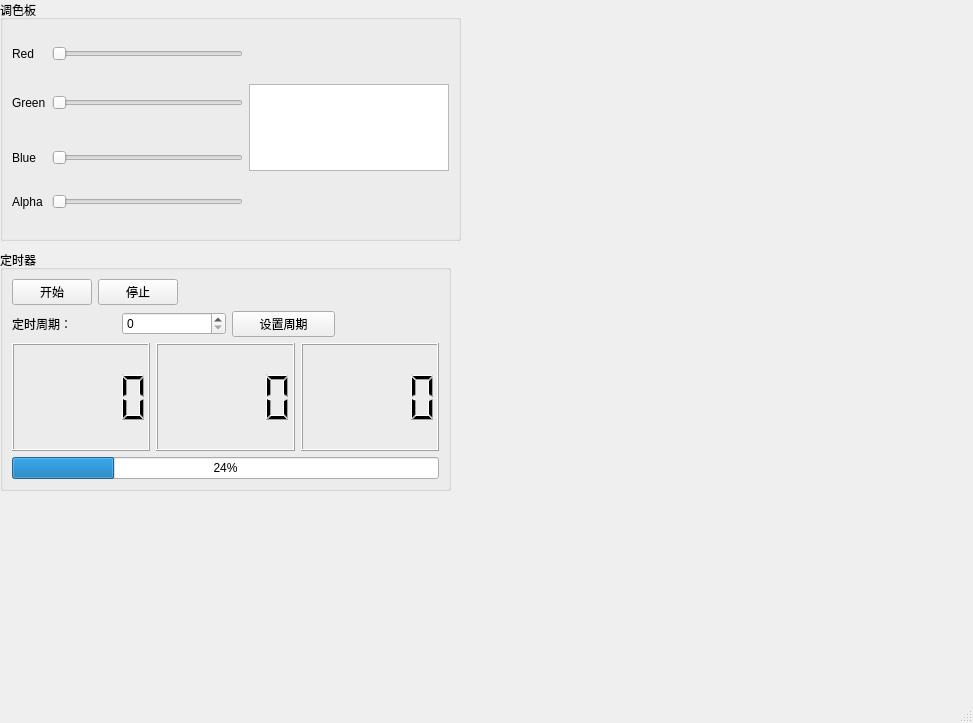
Above: mainwindow.ui from NFTB/QtStudy before the change. Below: the same form after it.
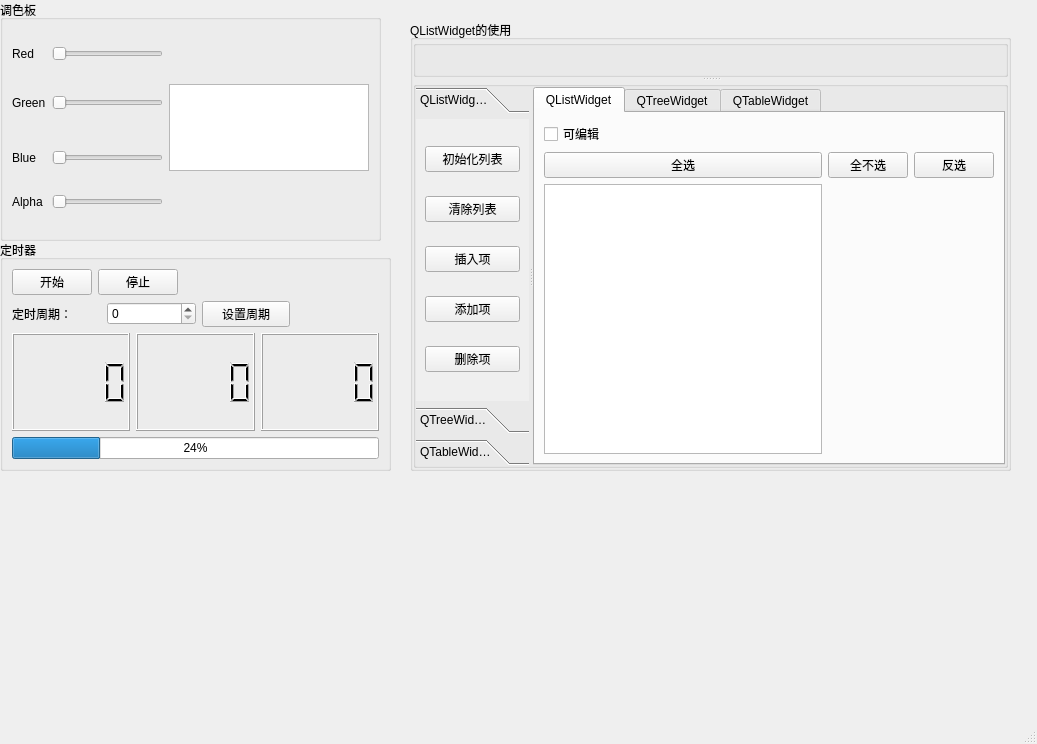
That is the form after the change. Icons and pictures are not drawn.

Commit message: impl listWidget

```diff
--- a/mainwindow.ui
+++ b/mainwindow.ui
@@ -6,8 +6,8 @@
    <rect>
     <x>0</x>
     <y>0</y>
-    <width>973</width>
-    <height>723</height>
+    <width>1037</width>
+    <height>744</height>
    </rect>
   </property>
   <property name="windowTitle">
@@ -27,7 +27,7 @@
     <property name="spacing">
      <number>0</number>
     </property>
-    <item row="0" column="0">
+    <item row="1" column="0">
      <widget class="QStackedWidget" name="stackedWidget">
       <property name="currentIndex">
        <number>0</number>
@@ -38,7 +38,7 @@
          <rect>
           <x>0</x>
           <y>0</y>
-          <width>461</width>
+          <width>381</width>
           <height>241</height>
          </rect>
         </property>
@@ -118,9 +118,9 @@
         <property name="geometry">
          <rect>
           <x>0</x>
-          <y>250</y>
-          <width>451</width>
-          <height>241</height>
+          <y>240</y>
+          <width>391</width>
+          <height>231</height>
          </rect>
         </property>
         <property name="title">
@@ -234,6 +234,200 @@
          </item>
         </layout>
        </widget>
+       <widget class="QGroupBox" name="groupBox_3">
+        <property name="geometry">
+         <rect>
+          <x>410</x>
+          <y>20</y>
+          <width>601</width>
+          <height>451</height>
+         </rect>
+        </property>
+        <property name="title">
+         <string>QListWidget的使用</string>
+        </property>
+        <layout class="QGridLayout" name="gridLayout_4">
+         <property name="leftMargin">
+          <number>0</number>
+         </property>
+         <property name="topMargin">
+          <number>0</number>
+         </property>
+         <property name="rightMargin">
+          <number>0</number>
+         </property>
+         <property name="bottomMargin">
+          <number>0</number>
+         </property>
+         <item row="0" column="0">
+          <widget class="QSplitter" name="splitter_3">
+           <property name="orientation">
+            <enum>Qt::Orientation::Vertical</enum>
+           </property>
+           <widget class="QGroupBox" name="actionBox">
+            <property name="title">
+             <string/>
+            </property>
+           </widget>
+           <widget class="QGroupBox" name="groupBox_4">
+            <property name="title">
+             <string/>
+            </property>
+            <layout class="QHBoxLayout" name="horizontalLayout_4">
+             <property name="leftMargin">
+              <number>0</number>
+             </property>
+             <property name="topMargin">
+              <number>0</number>
+             </property>
+             <property name="rightMargin">
+              <number>0</number>
+             </property>
+             <property name="bottomMargin">
+              <number>0</number>
+             </property>
+             <item>
+              <widget class="QSplitter" name="splitter">
+               <property name="orientation">
+                <enum>Qt::Orientation::Horizontal</enum>
+               </property>
+               <widget class="QToolBox" name="toolBox">
+                <property name="currentIndex">
+                 <number>0</number>
+                </property>
+                <widget class="QWidget" name="listWidgetOpt">
+                 <property name="geometry">
+                  <rect>
+                   <x>0</x>
+                   <y>0</y>
+                   <width>184</width>
+                   <height>190</height>
+                  </rect>
+                 </property>
+                 <attribute name="label">
+                  <string>QListWidget操作</string>
+                 </attribute>
+                 <layout class="QVBoxLayout" name="verticalLayout">
+                  <item>
+                   <widget class="QPushButton" name="listIniButton">
+                    <property name="text">
+                     <string>初始化列表</string>
+                    </property>
+                   </widget>
+                  </item>
+                  <item>
+                   <widget class="QPushButton" name="clearButton">
+                    <property name="text">
+                     <string>清除列表</string>
+                    </property>
+                   </widget>
+                  </item>
+                  <item>
+                   <widget class="QPushButton" name="insertButton">
+                    <property name="text">
+                     <string>插入项</string>
+                    </property>
+                   </widget>
+                  </item>
+                  <item>
+                   <widget class="QPushButton" name="addButton">
+                    <property name="text">
+                     <string>添加项</string>
+                    </property>
+                   </widget>
+                  </item>
+                  <item>
+                   <widget class="QPushButton" name="delButton">
+                    <property name="text">
+                     <string>删除项</string>
+                    </property>
+                   </widget>
+                  </item>
+                 </layout>
+                </widget>
+                <widget class="QWidget" name="page_5">
+                 <attribute name="label">
+                  <string>QTreeWidget操作</string>
+                 </attribute>
+                </widget>
+                <widget class="QWidget" name="tableWidgetOpt">
+                 <property name="geometry">
+                  <rect>
+                   <x>0</x>
+                   <y>0</y>
+                   <width>201</width>
+                   <height>158</height>
+                  </rect>
+                 </property>
+                 <attribute name="label">
+                  <string>QTableWidget操作</string>
+                 </attribute>
+                </widget>
+               </widget>
+               <widget class="QTabWidget" name="tabWidget">
+                <property name="toolTip">
+                 <string>&lt;html&gt;&lt;head/&gt;&lt;body&gt;&lt;p&gt;&lt;br/&gt;&lt;/p&gt;&lt;/body&gt;&lt;/html&gt;</string>
+                </property>
+                <property name="currentIndex">
+                 <number>0</number>
+                </property>
+                <widget class="QWidget" name="tab1">
+                 <attribute name="title">
+                  <string>QListWidget</string>
+                 </attribute>
+                 <layout class="QGridLayout" name="gridLayout_5">
+                  <item row="2" column="0">
+                   <widget class="QPushButton" name="allSelectButton">
+                    <property name="text">
+                     <string>全选</string>
+                    </property>
+                   </widget>
+                  </item>
+                  <item row="1" column="0">
+                   <widget class="QCheckBox" name="editCheckBox">
+                    <property name="text">
+                     <string>可编辑</string>
+                    </property>
+                   </widget>
+                  </item>
+                  <item row="3" column="0">
+                   <widget class="QListWidget" name="listWidget"/>
+                  </item>
+                  <item row="2" column="1">
+                   <widget class="QPushButton" name="allNotSelectButton">
+                    <property name="text">
+                     <string>全不选</string>
+                    </property>
+                   </widget>
+                  </item>
+                  <item row="2" column="2">
+                   <widget class="QPushButton" name="revSelectButton">
+                    <property name="text">
+                     <string>反选</string>
+                    </property>
+                   </widget>
+                  </item>
+                 </layout>
+                </widget>
+                <widget class="QWidget" name="tab_3">
+                 <attribute name="title">
+                  <string>QTreeWidget</string>
+                 </attribute>
+                </widget>
+                <widget class="QWidget" name="tableWidget">
+                 <attribute name="title">
+                  <string>QTableWidget</string>
+                 </attribute>
+                </widget>
+               </widget>
+              </widget>
+             </item>
+            </layout>
+           </widget>
+          </widget>
+         </item>
+        </layout>
+       </widget>
       </widget>
       <widget class="QWidget" name="page_2"/>
      </widget>
```
Left out of the diff: 36 changed lines with no effect on the pictures. The commit also changes 3 other files.
